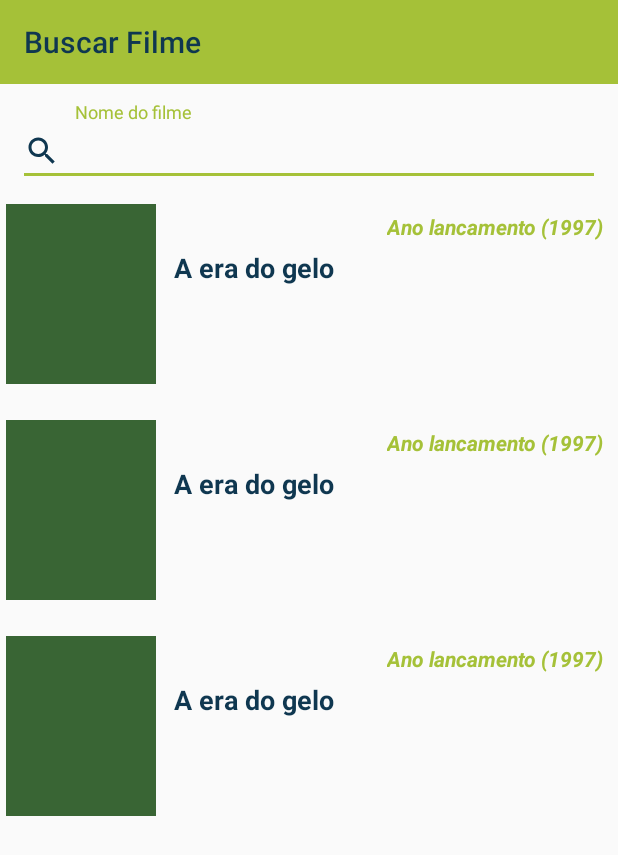
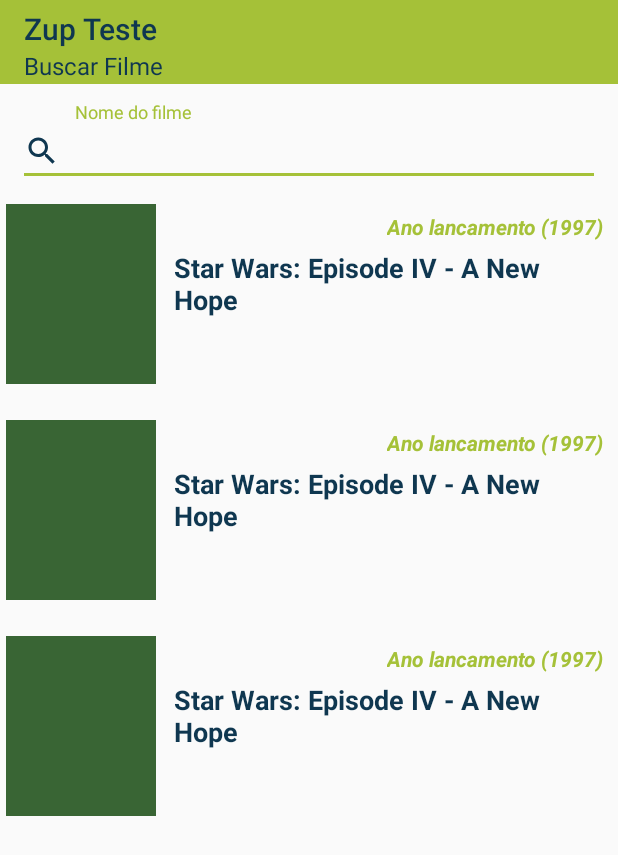
Before and after one commit to gabrielgrs1/teste-zup, an Android app: the layout activity_search.xml on its own in the app's theme, with its tools: preview values and no code run, on a phone screen of 412 x 824 dp. Shown: the top 855 px of the screen. Run offline under Robolectric (Android 15) with nearby library versions, the phone set to English and light mode, and no system bars.

Commit message:
Final layout settings

```diff
--- a/app/src/main/res/layout/activity_detail.xml
+++ b/app/src/main/res/layout/activity_detail.xml
@@ -37,6 +37,7 @@
                     tools:text="A era do gelo (1998)"
                     app:layout_constraintTop_toTopOf="parent"
                     app:layout_constraintEnd_toEndOf="parent"
+                    android:textAlignment="center"
                     app:layout_constraintStart_toStartOf="parent"
                     android:id="@+id/detail_title_textview"
                     android:layout_width="wrap_content"
--- a/app/src/main/res/layout/activity_search.xml
+++ b/app/src/main/res/layout/activity_search.xml
@@ -16,7 +16,8 @@
             android:background="@color/colorLightGreen"
             app:titleTextColor="@color/colorDarkBlue"
             app:subtitleTextColor="@color/colorDarkBlue"
-            app:title="@string/search_title_textview"
+            app:title="Zup Teste"
+            app:subtitle="@string/search_title_textview"
             android:padding="1dp"
             android:layout_height="wrap_content"/>
 
--- a/app/src/main/res/layout/item_movie_main.xml
+++ b/app/src/main/res/layout/item_movie_main.xml
@@ -19,11 +19,12 @@
 
     <TextView
             android:id="@+id/item_movie_main_title_textview"
-            android:layout_width="wrap_content"
+            android:layout_width="0dp"
             android:layout_height="wrap_content"
             android:textSize="16dp"
             android:textColor="@color/colorDarkBlue"
             tools:text="A era do gelo"
+            android:layout_marginEnd="10dp"
             app:layout_constraintHorizontal_bias="0.0"
             app:layout_constraintVertical_bias="0.0"
             android:textStyle="bold"
--- a/app/src/main/res/layout/item_movie_search.xml
+++ b/app/src/main/res/layout/item_movie_search.xml
@@ -14,16 +14,18 @@
             app:layout_constraintTop_toTopOf="parent"
             app:layout_constraintBottom_toBottomOf="parent"
             android:layout_width="100dp"
-            android:layout_height="120dp" android:contentDescription="@string/generic_banner_content_description"/>
+            android:layout_height="120dp"
+            android:contentDescription="@string/generic_banner_content_description"/>
 
     <TextView
             android:id="@+id/item_movie_search_title_textview"
-            android:layout_width="wrap_content"
+            android:layout_width="0dp"
             android:layout_height="wrap_content"
             android:textSize="18dp"
+            android:layout_marginEnd="10dp"
             android:layout_marginTop="5dp"
             android:textColor="@color/colorDarkBlue"
-            tools:text="A era do gelo"
+            tools:text="Star Wars: Episode IV - A New Hope"
             app:layout_constraintHorizontal_bias="0.0"
             app:layout_constraintVertical_bias="0.0"
             android:textStyle="bold"
```
